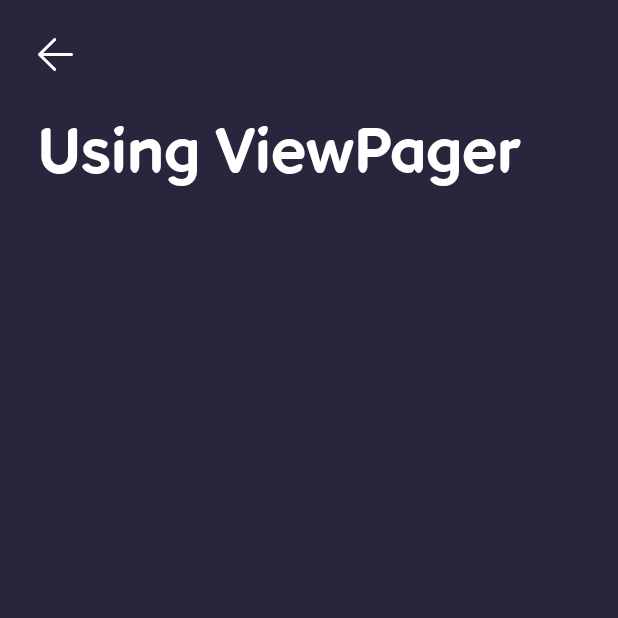
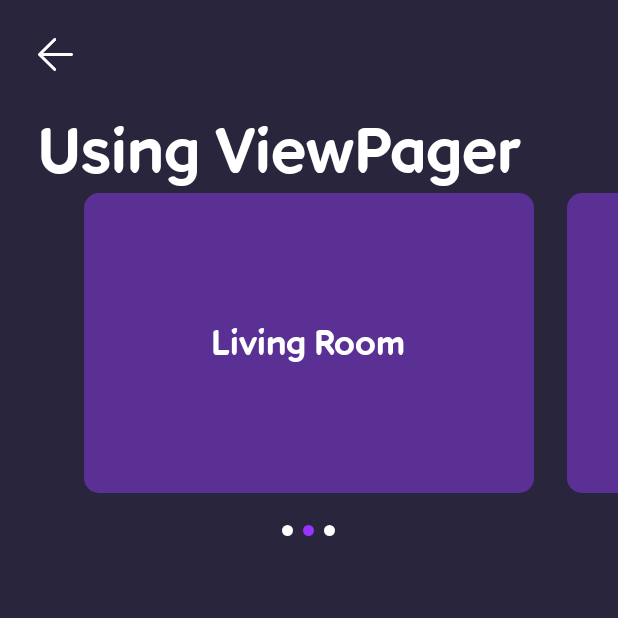
Before and after one commit to RomanTsekhmeistruk/Slippy-Views-2018-year-, an Android app: the fragment ViewPagerFragment shown on its own in the app's theme, on a phone screen of 412 x 824 dp, the top half of it. Run offline under Robolectric (Android 15) with nearby library versions, the phone set to English and light mode, and no system bars; our stand-ins replace ButterKnife.

Commit message:
Added view pager to view pager screen

```diff
--- a/app/src/main/java/com/romantsekhmeistruk/mobilunitytest/ui/fragments/ViewPagerFragment.java
+++ b/app/src/main/java/com/romantsekhmeistruk/mobilunitytest/ui/fragments/ViewPagerFragment.java
@@ -3,15 +3,27 @@ package com.romantsekhmeistruk.mobilunitytest.ui.fragments;
 import android.os.Bundle;
 import android.support.annotation.NonNull;
 import android.support.annotation.Nullable;
+import android.support.v4.view.ViewPager;
 import android.view.LayoutInflater;
 import android.view.View;
 import android.view.ViewGroup;
 
 import com.romantsekhmeistruk.mobilunitytest.R;
 import com.romantsekhmeistruk.mobilunitytest.ui.fragments.base.BaseAnimatedFragment;
+import com.romantsekhmeistruk.mobilunitytest.widgets.adapters.RoomPagerAdapter;
+import com.romantsekhmeistruk.mobilunitytest.widgets.utils.UiUtils;
+import com.romantsekhmeistruk.mobilunitytest.widgets.views.PagerContainer;
+import com.romantsekhmeistruk.mobilunitytest.widgets.views.ViewPagerIndicatorView;
+
+import butterknife.BindView;
 
 // Strange name? Yes, but understandable within the project
 public class ViewPagerFragment extends BaseAnimatedFragment {
+
+	@BindView(R.id.pager_container)
+	PagerContainer pagerContainer;
+	@BindView(R.id.pager_indicator)
+	ViewPagerIndicatorView viewPagerIndicatorView;
 
 	public static ViewPagerFragment newInstance() {
 		return new ViewPagerFragment();
@@ -22,4 +34,19 @@ public class ViewPagerFragment extends BaseAnimatedFragment {
 	public View onCreateView(@NonNull LayoutInflater inflater, @Nullable ViewGroup container, @Nullable Bundle savedInstanceState) {
 		return inflater.inflate(R.layout.fragment_view_pager, container, false);
 	}
+
+	@Override
+	public void onViewCreated(@NonNull View view, @Nullable Bundle savedInstanceState) {
+		super.onViewCreated(view, savedInstanceState);
+		initPagerContainer();
+	}
+
+	private void initPagerContainer() {
+		final ViewPager pager = pagerContainer.getViewPager();
+		RoomPagerAdapter adapter = new RoomPagerAdapter(getContext());
+		pager.setAdapter(adapter);
+		pager.setOffscreenPageLimit(adapter.getCount());
+		pager.setPageMargin((int) UiUtils.dpToPix(getContext(), getResources().getDimension(R.dimen.view_pager_margin)));
+		pager.setClipChildren(false);
+	}
 }
--- a/app/src/main/res/layout/fragment_view_pager.xml
+++ b/app/src/main/res/layout/fragment_view_pager.xml
@@ -25,5 +25,22 @@
 			android:textColor="@color/colorWhite"
 			android:textSize="@dimen/header_text_size"
 			app:textFont="@string/font_pebble_regular"/>
+
+		<com.romantsekhmeistruk.mobilunitytest.widgets.views.PagerContainer
+			android:id="@+id/pager_container"
+			android:layout_width="match_parent"
+			android:layout_height="wrap_content">
+
+			<android.support.v4.view.ViewPager
+				android:layout_width="300dp"
+				android:layout_height="200dp"
+				android:layout_gravity="center_horizontal"/>
+		</com.romantsekhmeistruk.mobilunitytest.widgets.views.PagerContainer>
+
+		<com.romantsekhmeistruk.mobilunitytest.widgets.views.ViewPagerIndicatorView
+			android:id="@+id/pager_indicator"
+			android:layout_marginTop="10dp"
+			android:layout_width="match_parent"
+			android:layout_height="30dp"/>
 	</LinearLayout>
 </ScrollView>
--- a/app/src/main/res/values/dimens.xml
+++ b/app/src/main/res/values/dimens.xml
@@ -19,4 +19,6 @@
 	<dimen name="recycler_view_padding">90dp</dimen>
 	<dimen name="item_width">300dp</dimen>
 	<dimen name="item_height">150dp</dimen>
+
+	<dimen name="view_pager_margin">15dp</dimen>
 </resources>
```
